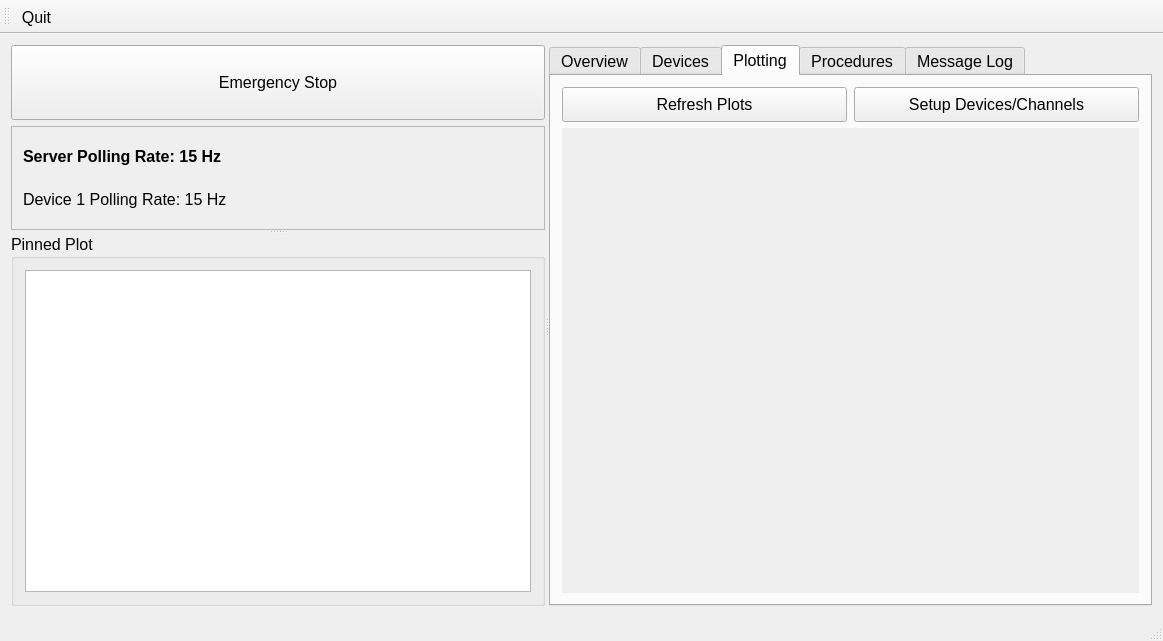
Before: the Qt Designer form Software/ControlSystem/qt/designer/MainWindow.ui in DanielWinklehner/Ion-Source-Control-System, drawn with Qt 5.
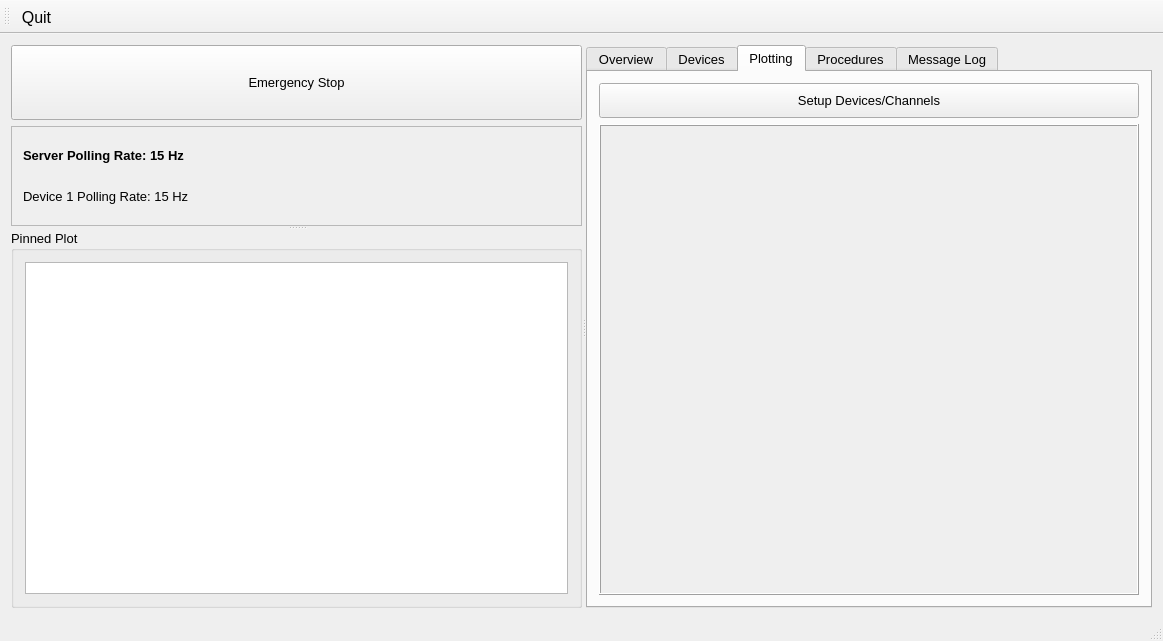
After: the same form once the commit is applied. The open tabs and pages were chosen to show the change. Custom widgets are drawn as their Qt base class.

Commit message: fixed server bug, gui doesn't crash when device unplugged

The edit to the form file:
```diff
--- a/Software/ControlSystem/qt/designer/MainWindow.ui
+++ b/Software/ControlSystem/qt/designer/MainWindow.ui
@@ -13,7 +13,7 @@
   <property name="font">
    <font>
     <family>Ubuntu</family>
-    <pointsize>12</pointsize>
+    <pointsize>10</pointsize>
    </font>
   </property>
   <property name="windowTitle">
@@ -28,7 +28,7 @@
      <widget class="QSplitter" name="splitter_2">
       <property name="font">
        <font>
-        <pointsize>12</pointsize>
+        <pointsize>10</pointsize>
        </font>
       </property>
       <property name="orientation">
@@ -55,7 +55,7 @@
        </property>
        <property name="font">
         <font>
-         <pointsize>12</pointsize>
+         <pointsize>10</pointsize>
         </font>
        </property>
        <property name="frameShape">
@@ -93,7 +93,7 @@
           </property>
           <property name="font">
            <font>
-            <pointsize>12</pointsize>
+            <pointsize>10</pointsize>
            </font>
           </property>
           <property name="text">
@@ -105,7 +105,7 @@
          <widget class="QSplitter" name="splitter_3">
           <property name="font">
            <font>
-            <pointsize>12</pointsize>
+            <pointsize>10</pointsize>
            </font>
           </property>
           <property name="orientation">
@@ -132,7 +132,7 @@
            </property>
            <property name="font">
             <font>
-             <pointsize>12</pointsize>
+             <pointsize>10</pointsize>
             </font>
            </property>
            <property name="frameShape">
@@ -146,7 +146,7 @@
              <widget class="QLabel" name="lblServPoll">
               <property name="font">
                <font>
-                <pointsize>12</pointsize>
+                <pointsize>10</pointsize>
                 <weight>75</weight>
                 <bold>true</bold>
                </font>
@@ -160,7 +160,7 @@
              <widget class="QLabel" name="label_2">
               <property name="font">
                <font>
-                <pointsize>12</pointsize>
+                <pointsize>10</pointsize>
                </font>
               </property>
               <property name="text">
@@ -185,7 +185,7 @@
            </property>
            <property name="font">
             <font>
-             <pointsize>12</pointsize>
+             <pointsize>10</pointsize>
             </font>
            </property>
            <property name="title">
@@ -196,7 +196,7 @@
              <widget class="PlotWidget" name="pltPinned">
               <property name="font">
                <font>
-                <pointsize>12</pointsize>
+                <pointsize>10</pointsize>
                </font>
               </property>
              </widget>
@@ -222,7 +222,7 @@
        </property>
        <property name="font">
         <font>
-         <pointsize>12</pointsize>
+         <pointsize>10</pointsize>
         </font>
        </property>
        <property name="tabShape">
@@ -316,6 +316,11 @@
              <height>50</height>
             </size>
            </property>
+           <property name="font">
+            <font>
+             <pointsize>10</pointsize>
+            </font>
+           </property>
            <property name="frameShape">
             <enum>QFrame::NoFrame</enum>
            </property>
@@ -341,27 +346,6 @@
             <property name="bottomMargin">
              <number>0</number>
             </property>
-            <item>
-             <widget class="QPushButton" name="btnRefreshPlots">
-              <property name="minimumSize">
-               <size>
-                <width>0</width>
-                <height>35</height>
-               </size>
-              </property>
-              <property name="font">
-               <font>
-                <pointsize>12</pointsize>
-               </font>
-              </property>
-              <property name="text">
-               <string>Refresh Plots</string>
-              </property>
-              <property name="flat">
-               <bool>false</bool>
-              </property>
-             </widget>
-            </item>
             <item>
              <widget class="QPushButton" name="btnSetupDevicePlots">
               <property name="minimumSize">
@@ -372,7 +356,7 @@
               </property>
               <property name="font">
                <font>
-                <pointsize>12</pointsize>
+                <pointsize>10</pointsize>
                </font>
               </property>
               <property name="text">
@@ -388,6 +372,11 @@
          </item>
          <item>
           <widget class="QScrollArea" name="scrollArea">
+           <property name="font">
+            <font>
+             <pointsize>10</pointsize>
+            </font>
+           </property>
            <property name="frameShape">
             <enum>QFrame::NoFrame</enum>
            </property>
@@ -400,7 +389,7 @@
               <x>0</x>
               <y>0</y>
               <width>586</width>
-              <height>454</height>
+              <height>462</height>
              </rect>
             </property>
             <layout class="QGridLayout" name="gridLayout_4">
@@ -418,8 +407,16 @@
              </property>
              <item row="0" column="0">
               <widget class="QFrame" name="fmPlots">
+               <property name="font">
+                <font>
+                 <pointsize>10</pointsize>
+                </font>
+               </property>
+               <property name="styleSheet">
+                <string notr="true"/>
+               </property>
                <property name="frameShape">
-                <enum>QFrame::NoFrame</enum>
+                <enum>QFrame::Box</enum>
                </property>
                <property name="frameShadow">
                 <enum>QFrame::Raised</enum>
```
Left out of the diff: 49 changed lines with no effect on the pictures. The commit also changes 5 other files.
